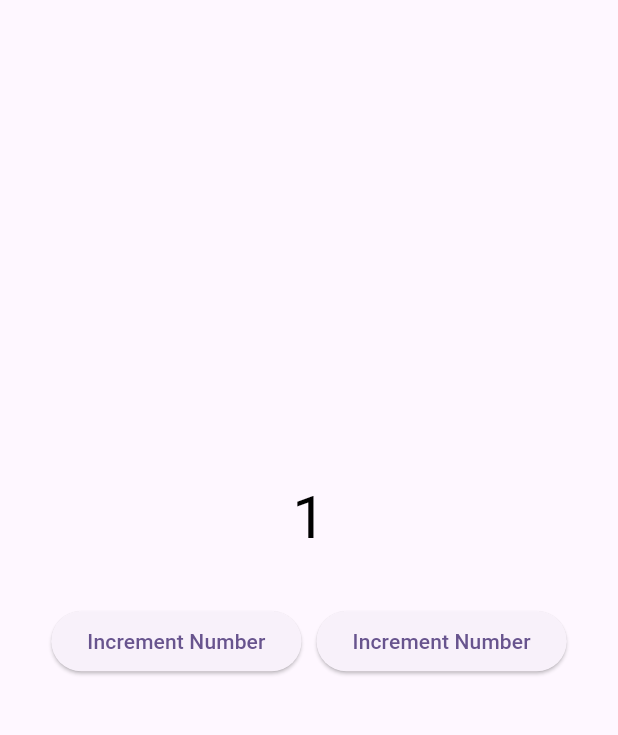
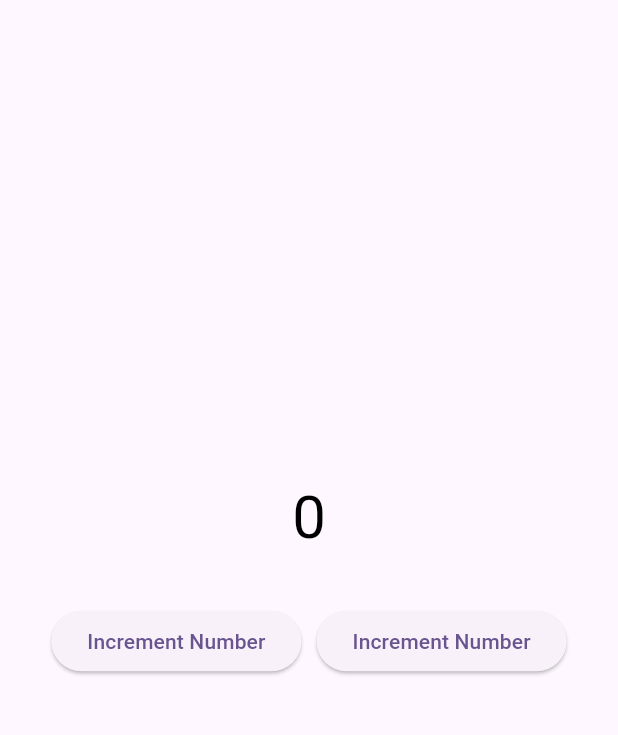
Before and after one commit to Muhammadkhabab/counter-app-bloc, a Flutter app: the CounterHomeScreen screen opened directly, on a phone screen of 412 x 824 dp, the part 84-819 px from its top. Run offline on Flutter 3.47's test engine with Material 3 defaults, Android fonts, the phone set to English and light mode, and no system bars; our stand-ins replace bloc, equatable, flutter_bloc, google_fonts, image_picker; missing offline and left inert: comment_box, svg_flutter, whitecodel_reels; project files that could hold a hidden picture were left out.

Commit message:
Remove the global couter bloc use the local bloc means whcih screen use inilization in the same screen

```diff
--- a/lib/bloc/counter_bloc/counter_state.dart
+++ b/lib/bloc/counter_bloc/counter_state.dart
@@ -3,7 +3,7 @@ import 'package:equatable/equatable.dart';
 class CounterState extends Equatable {
   final int counter;
 
-  const CounterState({this.counter = 1});
+  const CounterState({this.counter = 0});
 
   //copyWith method to create the new instance of this class
   CounterState copyWith({int? counter}) {
--- a/lib/main.dart
+++ b/lib/main.dart
@@ -23,7 +23,6 @@ class MyApp extends StatelessWidget {
   Widget build(BuildContext context) {
     return MultiBlocProvider(
       providers: [
-        BlocProvider(create: (_) => CounterBloc()),
         BlocProvider(create: (_) => SwitchBloc()),
         BlocProvider(create: (_) => ImagePickerBloc(ImagePickerUtlis())),
         BlocProvider(create: (_) => ReelsBloc()),
--- a/lib/ui/screens/counter_home_screen.dart
+++ b/lib/ui/screens/counter_home_screen.dart
@@ -1,6 +1,6 @@
+import 'dart:developer';
 import 'package:bloc_counter_app/bloc/counter_bloc/counter_bloc.dart';
 import 'package:bloc_counter_app/bloc/counter_bloc/counter_state.dart';
-import 'package:bloc_counter_app/ui/screens/switch_example_screen.dart';
 import 'package:flutter/material.dart';
 import 'package:flutter_bloc/flutter_bloc.dart';
 
@@ -14,9 +14,26 @@ class CounterHomeScreen extends StatefulWidget {
 }
 
 class _CounterHomeScreenState extends State<CounterHomeScreen> {
+  late CounterBloc _counterBloc;
+
+  @override
+  void initState() {
+    super.initState();
+    _counterBloc = CounterBloc();
+  }
+
+  @override
+  void dispose() {
+    // TODO: implement dispose
+    super.dispose();
+    _counterBloc = CounterBloc();
+  }
+
   @override
   Widget build(BuildContext context) {
-    return Scaffold(
+    return BlocProvider(
+      create: (_) => _counterBloc,
+      child: Scaffold(
         appBar: AppBar(
           automaticallyImplyLeading: false,
           title: Text(
@@ -33,6 +50,7 @@ class _CounterHomeScreenState extends State<CounterHomeScreen> {
           children: [
             BlocBuilder<CounterBloc, CounterState>(
               builder: (context, bloc) {
+                log('build text');
                 return Text(
                   bloc.counter.toString(),
                   style: TextStyle(color: Colors.black, fontSize: 40),
@@ -44,18 +62,30 @@ class _CounterHomeScreenState extends State<CounterHomeScreen> {
               mainAxisAlignment: MainAxisAlignment.center,
               spacing: 10,
               children: [
-              ElevatedButton(
+                BlocBuilder<CounterBloc, CounterState>(
+                  buildWhen: (previous, current) => false,
+                  builder: (context, bloc) {
+                    log('build');
+                    return ElevatedButton(
                       onPressed: () => context.read<CounterBloc>().add(IncrementCounter()),
                       child: Text('Increment Number'),
+                    );
+                  },
                 ),
-              ElevatedButton(
+                BlocBuilder<CounterBloc, CounterState>(
+                  buildWhen: (previous, current) => false,
+                  builder: (context, bloc) {
+                    return ElevatedButton(
                       onPressed: () => context.read<CounterBloc>().add(DecrementCounter()),
                       child: Text('Increment Number'),
+                    );
+                  },
                 ),
               ],
             ),
           ],
         ),
+      ),
     );
   }
 }
```
Lines whose indentation alone changed are shown as unchanged.
